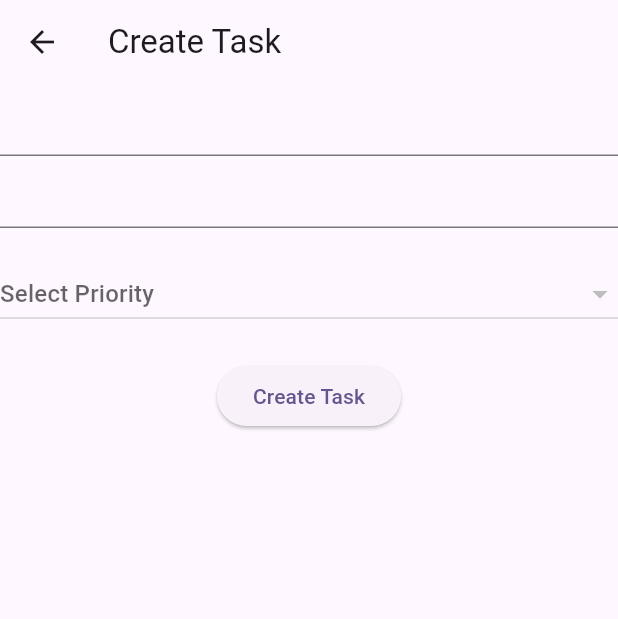
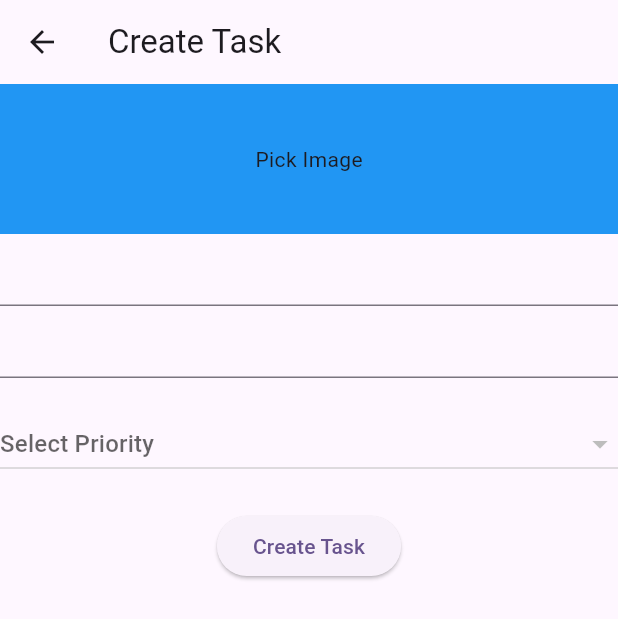
Before and after one commit to MuhammadAliKust/Flutter-B21-Firebase, a Flutter app: the CreateTaskView screen opened directly, on a phone screen of 412 x 824 dp. Shown: the top 619 px of the screen. Run offline on Flutter 3.47's test engine with Material 3 defaults, Android fonts, the phone set to English and light mode, and no system bars; our stand-ins replace cloud_firestore, firebase_auth, firebase_core, image_picker, supabase_flutter; accounts and stored records are empty.

Commit message:
Image Uploading Done

```diff
--- a/lib/main.dart
+++ b/lib/main.dart
@@ -4,10 +4,16 @@ import 'package:flutter_b21_firebase/providers/user.dart';
 import 'package:flutter_b21_firebase/views/get_all_task.dart';
 import 'package:flutter_b21_firebase/views/login.dart';
 import 'package:provider/provider.dart';
+import 'package:supabase_flutter/supabase_flutter.dart';
 
 void main() async {
   WidgetsFlutterBinding.ensureInitialized();
   await Firebase.initializeApp();
+  await Supabase.initialize(
+    url: 'https://eymaipnwgrbsflolrusl.supabase.co',
+    anonKey:
+    'eyJhbGciOiJIUzI1NiIsInR5cCI6IkpXVCJ9.eyJpc3MiOiJzdXBhYmFzZSIsInJlZiI6ImV5bWFpcG53Z3Jic2Zsb2xydXNsIiwicm9sZSI6ImFub24iLCJpYXQiOjE3Mzk3NzIxNjUsImV4cCI6MjA1NTM0ODE2NX0.CigLE4_Wgvp3CFfUmxBZTqQHBQH3SL6du6CHU9PLINw',
+  );
   runApp(
     MultiProvider(
       providers: [ChangeNotifierProvider(create: (context) => UserProvider())],
--- a/lib/views/create_task.dart
+++ b/lib/views/create_task.dart
@@ -1,9 +1,13 @@
+import 'dart:io';
+
 import 'package:flutter/material.dart';
 import 'package:flutter_b21_firebase/models/priority.dart';
 import 'package:flutter_b21_firebase/models/task.dart';
 import 'package:flutter_b21_firebase/providers/user.dart';
 import 'package:flutter_b21_firebase/services/priority.dart';
 import 'package:flutter_b21_firebase/services/task.dart';
+import 'package:flutter_b21_firebase/services/upload.dart';
+import 'package:image_picker/image_picker.dart';
 import 'package:provider/provider.dart';
 
 class CreateTaskView extends StatefulWidget {
@@ -19,6 +23,7 @@ class _CreateTaskViewState extends State<CreateTaskView> {
   bool isLoading = false;
   List<PriorityModel> priorityList = [];
   PriorityModel? _selectedPriority;
+  File? image;
 
   @override
   void initState() {
@@ -37,6 +42,21 @@ class _CreateTaskViewState extends State<CreateTaskView> {
       appBar: AppBar(title: Text("Create Task")),
       body: Column(
         children: [
+          InkWell(
+            onTap: () {
+              ImagePicker().pickImage(source: ImageSource.gallery).then((val) {
+                image = File(val!.path);
+                setState(() {});
+              });
+            },
+            child: Container(
+              height: 100,
+              width: double.infinity,
+              color: Colors.blue,
+              child: Center(child: Text("Pick Image")),
+            ),
+          ),
+          if (image != null) Image.file(image!, height: 200),
           TextField(controller: titleController),
           TextField(controller: descriptionController),
           SizedBox(height: 20),
@@ -72,15 +92,20 @@ class _CreateTaskViewState extends State<CreateTaskView> {
                     try {
                       isLoading = true;
                       setState(() {});
+                      await UploadFileServices().uploadImage(image).then((
+                        uploadURL,
+                      ) async {
                         await TaskServices()
                             .createTask(
                               TaskModel(
                                 title: titleController.text,
                                 description: descriptionController.text,
                                 isCompleted: false,
+                                image: uploadURL,
                                 userID: user.getUser().docId.toString(),
                                 priorityID: _selectedPriority!.docId.toString(),
-                              createdAt: DateTime.now().millisecondsSinceEpoch,
+                                createdAt:
+                                    DateTime.now().millisecondsSinceEpoch,
                               ),
                             )
                             .then((val) {
@@ -107,6 +132,7 @@ class _CreateTaskViewState extends State<CreateTaskView> {
                                 },
                               );
                             });
+                      });
                     } catch (e) {
                       isLoading = false;
                       setState(() {});
--- a/lib/views/get_all_task.dart
+++ b/lib/views/get_all_task.dart
@@ -71,7 +71,9 @@ class GetAllTaskView extends StatelessWidget {
                         itemCount: taskList.length,
                         itemBuilder: (context, i) {
                           return ListTile(
-                            leading: Icon(Icons.task),
+                            leading: Image.network(
+                              taskList[i].image.toString(),
+                            ),
                             title: Text(taskList[i].title.toString()),
                             subtitle: Text(taskList[i].description.toString()),
                             trailing: Row(
--- a/pubspec.yaml
+++ b/pubspec.yaml
@@ -38,6 +38,8 @@ dependencies:
   provider: ^6.1.5
   firebase_core: ^4.0.0
   firebase_auth: ^6.0.0
+  image_picker: ^1.2.0
+  supabase_flutter: ^2.9.1
 
 dev_dependencies:
   flutter_test:
```
Also changed, not shown: lib/services/upload.dart (added, +42 -0 lines), pubspec.lock. Lines whose indentation alone changed are shown as unchanged.
